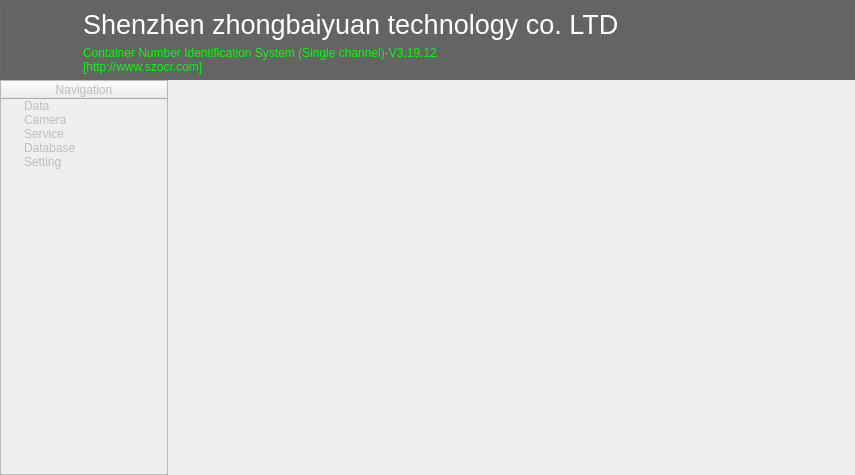
First picture: the form in MainUI/mainwidget.ui, repository 519984307/Container_20191221, before the edit.
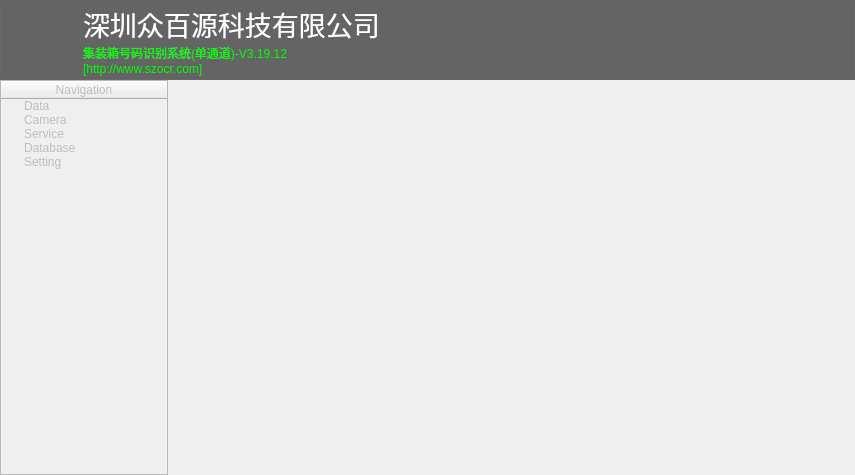
Second picture: the form after the edit. Icons and pictures are not drawn.

```diff
--- a/MainUI/mainwidget.ui
+++ b/MainUI/mainwidget.ui
@@ -207,6 +207,15 @@
           </color>
          </brush>
         </colorrole>
+        <colorrole role="PlaceholderText">
+         <brush brushstyle="NoBrush">
+          <color alpha="128">
+           <red>255</red>
+           <green>255</green>
+           <blue>255</blue>
+          </color>
+         </brush>
+        </colorrole>
        </active>
        <inactive>
         <colorrole role="WindowText">
@@ -344,6 +353,15 @@
           </color>
          </brush>
         </colorrole>
+        <colorrole role="PlaceholderText">
+         <brush brushstyle="NoBrush">
+          <color alpha="128">
+           <red>255</red>
+           <green>255</green>
+           <blue>255</blue>
+          </color>
+         </brush>
+        </colorrole>
        </inactive>
        <disabled>
         <colorrole role="WindowText">
@@ -481,6 +499,15 @@
           </color>
          </brush>
         </colorrole>
+        <colorrole role="PlaceholderText">
+         <brush brushstyle="NoBrush">
+          <color alpha="128">
+           <red>255</red>
+           <green>255</green>
+           <blue>255</blue>
+          </color>
+         </brush>
+        </colorrole>
        </disabled>
       </palette>
      </property>
@@ -535,7 +562,7 @@
          <string notr="true">color: rgb(0, 255, 0);</string>
         </property>
         <property name="text">
-         <string>Container Number Identification System (Single channel)-V3.19.12 
+         <string>集装箱号码识别系统(单通道)-V3.19.12 
 [http://www.szocr.com]</string>
         </property>
        </widget>
@@ -550,7 +577,7 @@
          </font>
         </property>
         <property name="text">
-         <string>Shenzhen zhongbaiyuan technology co. LTD</string>
+         <string>深圳众百源科技有限公司</string>
         </property>
        </widget>
       </item>
```
